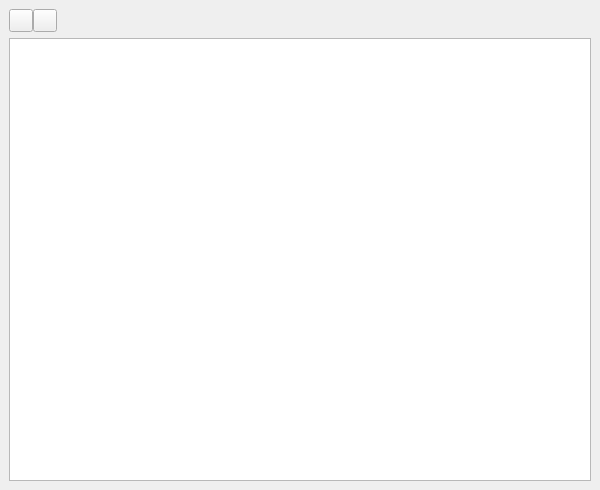
Above: bulmages/bulmacont/src/contabilidad/amortizacionesbase.ui from eboladev/Bulmages-1 before the change. Below: the same form after it.
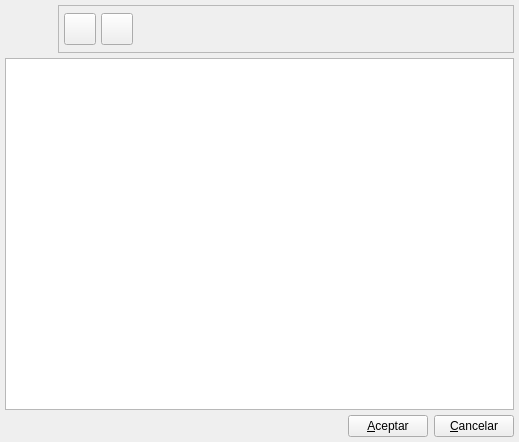
That is the form after the change. Icons and pictures are not drawn.

Patch:
```diff
--- a/bulmages/bulmacont/src/contabilidad/amortizacionesbase.ui
+++ b/bulmages/bulmacont/src/contabilidad/amortizacionesbase.ui
@@ -8,8 +8,8 @@
    <rect>
     <x>0</x>
     <y>0</y>
-    <width>600</width>
-    <height>490</height>
+    <width>519</width>
+    <height>442</height>
    </rect>
   </property>
   <property name="windowTitle" >
@@ -20,10 +20,10 @@
   </property>
   <layout class="QVBoxLayout" >
    <property name="margin" >
-    <number>9</number>
+    <number>5</number>
    </property>
    <property name="spacing" >
-    <number>6</number>
+    <number>5</number>
    </property>
    <item>
     <layout class="QHBoxLayout" >
@@ -31,49 +31,128 @@
       <number>0</number>
      </property>
      <property name="spacing" >
-      <number>0</number>
+      <number>5</number>
      </property>
      <item>
-      <widget class="QToolButton" name="mui_crear" >
-       <property name="text" >
-        <string/>
+      <widget class="QLabel" name="label" >
+       <property name="minimumSize" >
+        <size>
+         <width>48</width>
+         <height>48</height>
+        </size>
        </property>
-       <property name="icon" >
-        <iconset resource="../../../bulmages.qrc" >:/Genericos32x32/images/pendientes/i_fileNew.xpm</iconset>
+       <property name="maximumSize" >
+        <size>
+         <width>48</width>
+         <height>48</height>
+        </size>
        </property>
-      </widget>
-     </item>
-     <item>
-      <widget class="QToolButton" name="mui_borrar" >
-       <property name="toolTip" >
-        <string>Borrar Amortizacion</string>
+       <property name="pixmap" >
+        <pixmap resource="../../../bulmages.qrc" >:/Genericos48x48/images/pendientes/bulmacont.png</pixmap>
        </property>
-       <property name="whatsThis" >
-        <string>Borrar Amortización</string>
-       </property>
-       <property name="text" >
-        <string/>
-       </property>
-       <property name="icon" >
-        <iconset resource="../../../bulmages.qrc" >:/Genericos32x32/images/pendientes/i_editDelete.png</iconset>
-       </property>
       </widget>
      </item>
      <item>
-      <spacer>
-       <property name="orientation" >
-        <enum>Qt::Horizontal</enum>
+      <widget class="QFrame" name="frame" >
+       <property name="frameShape" >
+        <enum>QFrame::StyledPanel</enum>
        </property>
-       <property name="sizeType" >
-        <enum>QSizePolicy::Expanding</enum>
+       <property name="frameShadow" >
+        <enum>QFrame::Raised</enum>
        </property>
-       <property name="sizeHint" >
-        <size>
-         <width>320</width>
-         <height>21</height>
-        </size>
-       </property>
-      </spacer>
+       <layout class="QGridLayout" >
+        <property name="margin" >
+         <number>5</number>
+        </property>
+        <property name="spacing" >
+         <number>5</number>
+        </property>
+        <item row="0" column="2" >
+         <spacer>
+          <property name="orientation" >
+           <enum>Qt::Horizontal</enum>
+          </property>
+          <property name="sizeType" >
+           <enum>QSizePolicy::Expanding</enum>
+          </property>
+          <property name="sizeHint" >
+           <size>
+            <width>211</width>
+            <height>25</height>
+           </size>
+          </property>
+         </spacer>
+        </item>
+        <item row="0" column="1" >
+         <widget class="QToolButton" name="mui_borrar" >
+          <property name="minimumSize" >
+           <size>
+            <width>32</width>
+            <height>32</height>
+           </size>
+          </property>
+          <property name="maximumSize" >
+           <size>
+            <width>32</width>
+            <height>32</height>
+           </size>
+          </property>
+          <property name="toolTip" >
+           <string>Borrar amortizacion</string>
+          </property>
+          <property name="whatsThis" >
+           <string>Borrar amortización</string>
+          </property>
+          <property name="text" >
+           <string/>
+          </property>
+          <property name="icon" >
+           <iconset resource="../../../bulmages.qrc" >:/Genericos32x32/images/pendientes/i_editDelete.png</iconset>
+          </property>
+          <property name="iconSize" >
+           <size>
+            <width>22</width>
+            <height>22</height>
+           </size>
+          </property>
+         </widget>
+        </item>
+        <item row="0" column="0" >
+         <widget class="QToolButton" name="mui_crear" >
+          <property name="minimumSize" >
+           <size>
+            <width>32</width>
+            <height>32</height>
+           </size>
+          </property>
+          <property name="maximumSize" >
+           <size>
+            <width>32</width>
+            <height>32</height>
+           </size>
+          </property>
+          <property name="toolTip" >
+           <string>Nueva amortización</string>
+          </property>
+          <property name="whatsThis" >
+           <string>Nueva amortización</string>
+          </property>
+          <property name="text" >
+           <string/>
+          </property>
+          <property name="icon" >
+           <iconset resource="../../../bulmages.qrc" >:/Genericos32x32/images/pendientes/i_fileNew.xpm</iconset>
+          </property>
+          <property name="iconSize" >
+           <size>
+            <width>22</width>
+            <height>22</height>
+           </size>
+          </property>
+         </widget>
+        </item>
+       </layout>
+      </widget>
      </item>
     </layout>
    </item>
@@ -87,6 +166,43 @@
      </property>
     </widget>
    </item>
+   <item>
+    <layout class="QHBoxLayout" >
+     <property name="margin" >
+      <number>0</number>
+     </property>
+     <property name="spacing" >
+      <number>6</number>
+     </property>
+     <item>
+      <spacer>
+       <property name="orientation" >
+        <enum>Qt::Horizontal</enum>
+       </property>
+       <property name="sizeHint" >
+        <size>
+         <width>40</width>
+         <height>20</height>
+        </size>
+       </property>
+      </spacer>
+     </item>
+     <item>
+      <widget class="QPushButton" name="mui_aceptar" >
+       <property name="text" >
+        <string>&amp;Aceptar</string>
+       </property>
+      </widget>
+     </item>
+     <item>
+      <widget class="QPushButton" name="mui_cancelar" >
+       <property name="text" >
+        <string>&amp;Cancelar</string>
+       </property>
+      </widget>
+     </item>
+    </layout>
+   </item>
   </layout>
  </widget>
  <layoutdefault spacing="6" margin="11" />
```
Left out of the diff: 6 changed lines with no effect on the pictures.
